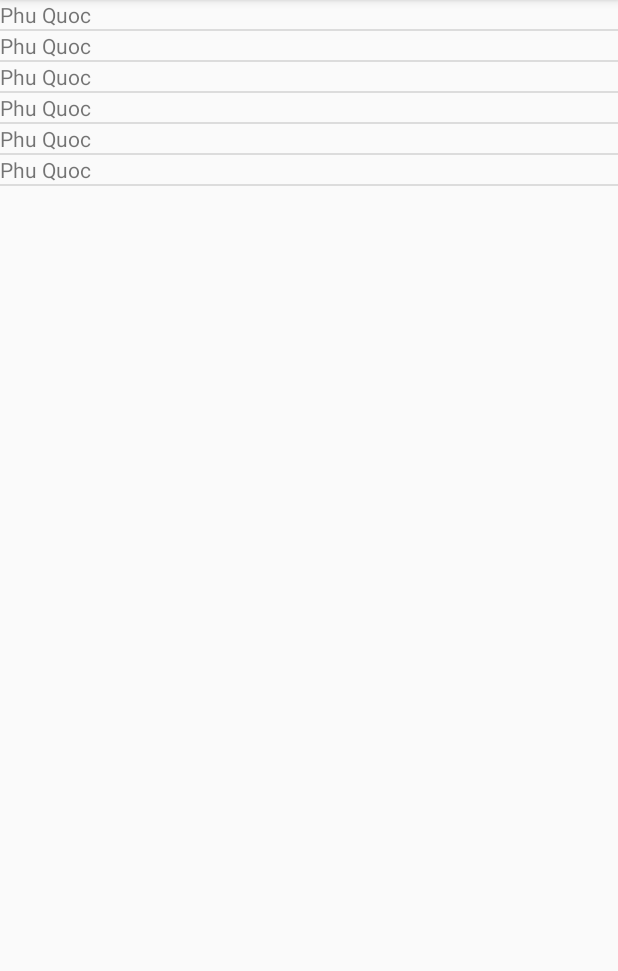
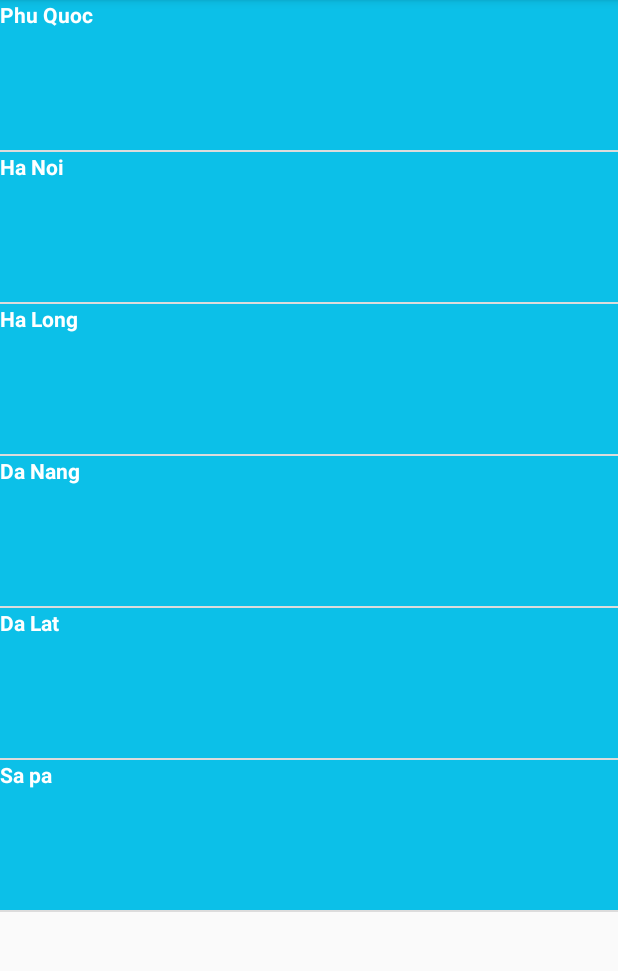
Before and after one commit to 1amToxic/practice_android, an Android app: the screen it shows after launch (MainActivity), on a phone screen of 412 x 824 dp, the part 84-1055 px from its top. Run offline under Robolectric (Android 15) with nearby library versions, the phone set to English and light mode, and no system bars.

Commit message:
add latitude and longitude to Location model

```diff
--- a/app/src/main/java/com/example/locationapp/MainActivity.java
+++ b/app/src/main/java/com/example/locationapp/MainActivity.java
@@ -27,7 +27,6 @@ public class MainActivity extends AppCompatActivity {
         super.onCreate(savedInstanceState);
         setContentView(R.layout.activity_main);
         initView();
-//        setUpFragment();
     }
 
     private void setUpFragment(Location location) {
@@ -45,12 +44,12 @@ public class MainActivity extends AppCompatActivity {
     private void initView() {
         listView = findViewById(R.id.list_location);
         listLocation = new ArrayList<>();
-        listLocation.add(new Location(1,"Phu Quoc","https://vcdn-dulich.vnecdn.net/2020/05/27/shutterstock-1355875478-3291-1-5462-7597-1590571669.jpg", "Phu Quoc"));
-        listLocation.add(new Location(2,"Phu Quoc","https://vcdn-dulich.vnecdn.net/2020/05/27/shutterstock-1355875478-3291-1-5462-7597-1590571669.jpg", "Phu Quoc"));
-        listLocation.add(new Location(3,"Phu Quoc","https://vcdn-dulich.vnecdn.net/2020/05/27/shutterstock-1355875478-3291-1-5462-7597-1590571669.jpg", "Phu Quoc"));
-        listLocation.add(new Location(4,"Phu Quoc","https://vcdn-dulich.vnecdn.net/2020/05/27/shutterstock-1355875478-3291-1-5462-7597-1590571669.jpg", "Phu Quoc"));
-        listLocation.add(new Location(5,"Phu Quoc","https://vcdn-dulich.vnecdn.net/2020/05/27/shutterstock-1355875478-3291-1-5462-7597-1590571669.jpg", "Phu Quoc"));
-        listLocation.add(new Location(6,"Phu Quoc","https://vcdn-dulich.vnecdn.net/2020/05/27/shutterstock-1355875478-3291-1-5462-7597-1590571669.jpg", "Phu Quoc"));
+        listLocation.add(new Location(1,"Phu Quoc","https://vcdn-dulich.vnecdn.net/2020/05/27/shutterstock-1355875478-3291-1-5462-7597-1590571669.jpg", "Phu Quoc",10.276024,104.013676));
+        listLocation.add(new Location(2,"Ha Noi","https://i.ytimg.com/vi/FClS4ni4zfo/maxresdefault.jpg", "Ha Noi",21.045327, 105.845889));
+        listLocation.add(new Location(3,"Ha Long","https://lh5.googleusercontent.com/p/AF1QipN6Oye0m_af1UW70ORKo9x2U1YxKxk3SmgGIwKU=w408-h544-k-no", "Ha Long",20.974220, 107.042584));
+        listLocation.add(new Location(4,"Da Nang","https://vietsensetravel.com/view-1200/at_da-nang-thuoc-tinh-nao-thoi-diem-ly-tuong-de-du-lich-da-nang_92bba6f680d8edbcfef4923daee0f216.jpg", "Da Nang",16.127839, 108.247715));
+        listLocation.add(new Location(5,"Da Lat","https://upload.wikimedia.org/wikipedia/commons/thumb/a/a2/Xuan_Huong_Lake_11.jpg/1200px-Xuan_Huong_Lake_11.jpg", "Da Lat",11.915660, 108.443853));
+        listLocation.add(new Location(6,"Sa pa","https://viettrekking.vn/wp-content/uploads/2020/01/30097580257_5b7be918f6_c-1.jpg", "Sa pa",22.365388, 103.815221));
         locationAdapter = new LocationAdapter();
         locationAdapter.setListLocation(listLocation);
 
--- a/app/src/main/java/com/example/locationapp/model/Location.java
+++ b/app/src/main/java/com/example/locationapp/model/Location.java
@@ -7,15 +7,20 @@ public class Location implements Serializable {
     private String name;
     private String imageSource;
     private String description;
+    private Double lat;
+    private Double _long;
 
-    public Location(int id, String name, String imageSource, String description) {
+    public Location(int id, String name, String imageSource, String description, Double lat, Double _long) {
         this.id = id;
         this.name = name;
         this.imageSource = imageSource;
         this.description = description;
+        this.lat = lat;
+        this._long = _long;
     }
 
-    public Location(String name, String imageSource, String description) {
+    public Location(int id, String name, String imageSource, String description) {
+        this.id = id;
         this.name = name;
         this.imageSource = imageSource;
         this.description = description;
@@ -53,6 +58,14 @@ public class Location implements Serializable {
         this.id = id;
     }
 
+    public Double getLat() {
+        return lat;
+    }
+
+    public Double get_long() {
+        return _long;
+    }
+
     @Override
     public String toString() {
         return "Location{" +
--- a/app/src/main/res/layout/fragment_detail.xml
+++ b/app/src/main/res/layout/fragment_detail.xml
@@ -5,9 +5,9 @@
     android:layout_height="match_parent"
     android:background="#79BDE9"
     android:orientation="vertical"
+    android:gravity="center_horizontal"
     tools:context=".fragment.FragmentDetail">
 
-    <!-- TODO: Update blank fragment layout -->
     <TextView
         android:id="@+id/tv_name_dt"
         android:layout_width="wrap_content"
--- a/app/src/main/res/layout/item_location.xml
+++ b/app/src/main/res/layout/item_location.xml
@@ -1,9 +1,12 @@
 <?xml version="1.0" encoding="utf-8"?>
 <LinearLayout xmlns:android="http://schemas.android.com/apk/res/android"
     android:orientation="vertical" android:layout_width="match_parent"
+    android:background="#0cc0e8"
     android:layout_height="wrap_content">
     <TextView
+        android:textStyle="bold"
+        android:textColor="@color/white"
         android:id="@+id/tv_name"
         android:layout_width="wrap_content"
-        android:layout_height="wrap_content"/>
+        android:layout_height="100dp"/>
 </LinearLayout>
```
Also changed, not shown: app/src/main/java/com/example/locationapp/fragment/FragmentDetail.java (+4 -4 lines), 1 other file.
